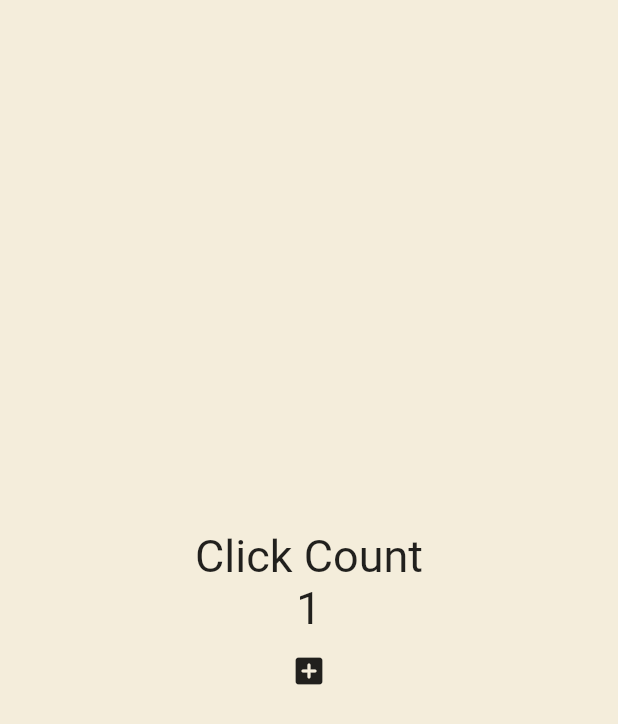
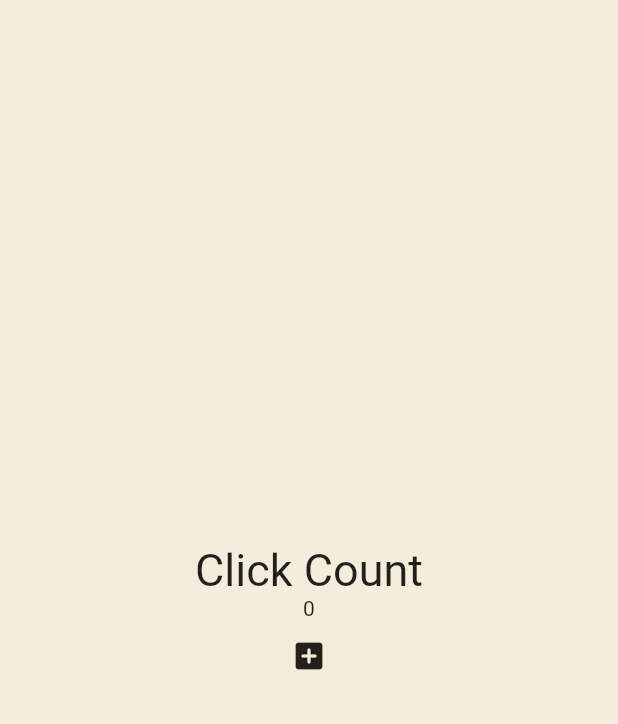
Before and after one commit to hg-ian-choi/flutter-example, a Flutter app: the screen it shows after launch, after a tap on the "add box" icon, on a phone screen of 412 x 824 dp. Shown: the top 724 px of the screen. Run offline on Flutter 3.47's test engine with Material 2 defaults, Android fonts, the phone set to English and light mode, and no system bars.

Commit message:
nmc: try more setState

```diff
--- a/nmc/lib/main.dart
+++ b/nmc/lib/main.dart
@@ -12,11 +12,11 @@
 }
 
 class _AppState extends State<App> {
-  int counter = 0;
+  List<int> numbers = [];
 
   void onClicked() {
     setState(() {
-      counter = counter + 1;
+      numbers.add(numbers.length);
     });
   }
 
@@ -33,10 +33,7 @@
               'Click Count',
               style: TextStyle(fontSize: 30),
             ),
-            Text(
-              '$counter',
-              style: const TextStyle(fontSize: 30),
-            ),
+            for (var n in numbers) Text('$n'),
             IconButton(
               onPressed: onClicked,
               icon: const Icon(Icons.add_box_rounded),
```
